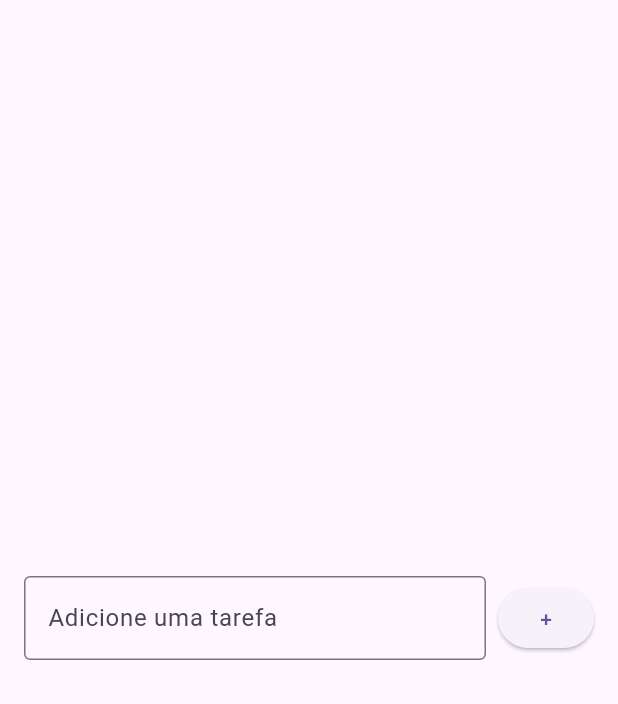
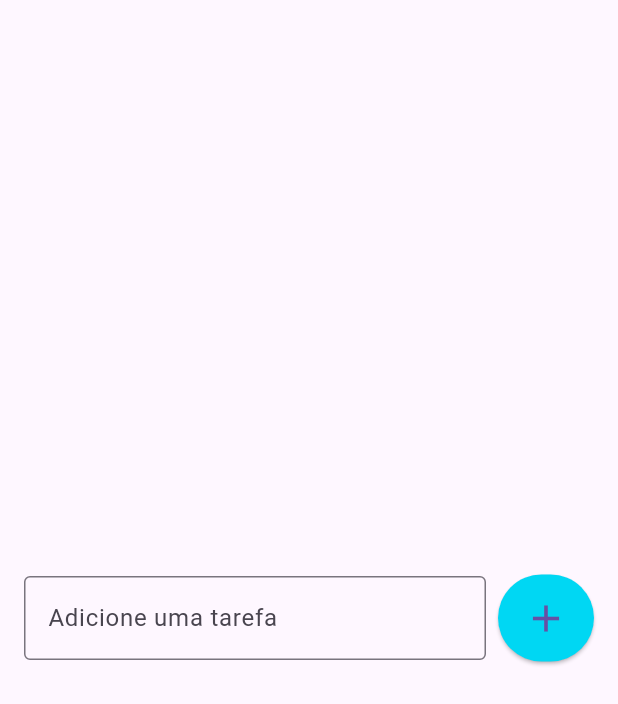
Before and after one commit to niltinfilho/curso-flutter-startto, a Flutter app: the screen it shows after launch, on a phone screen of 412 x 824 dp. Shown: the top 704 px of the screen. Run offline on Flutter 3.47's test engine with Material 3 defaults, Android fonts, the phone set to English and light mode, and no system bars.

Commit message:
Personalizando o Botão do formulario

```diff
--- a/todo_list/lib/pages/todo_list_page.dart
+++ b/todo_list/lib/pages/todo_list_page.dart
@@ -23,7 +23,17 @@ class TodoListPage extends StatelessWidget {
                 ),
               ),
               SizedBox(width: 8),
-              ElevatedButton(onPressed: () {}, child: Text('+')),
+              ElevatedButton(
+                onPressed: () {},
+                style: ElevatedButton.styleFrom(
+                  backgroundColor: Color(0xff00d7f3),
+                  padding: EdgeInsets.all(14),
+                ),
+                child: Icon(
+                  Icons.add,
+                  size: 30,
+                ),
+              ),
             ],
           ),
         ),
```
